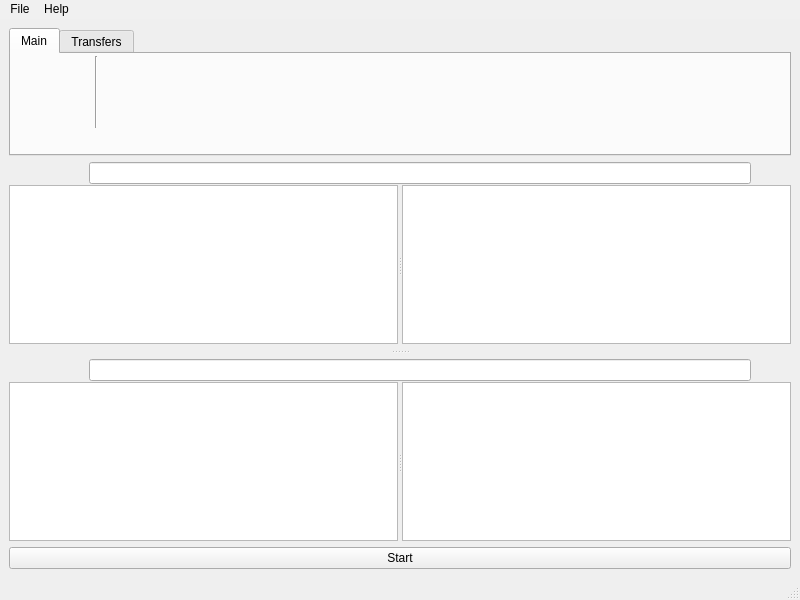
Before: the Qt Designer form gvDataBackup_MainWindow.ui in geoffvargo/gvDataBackup, drawn with Qt 5.
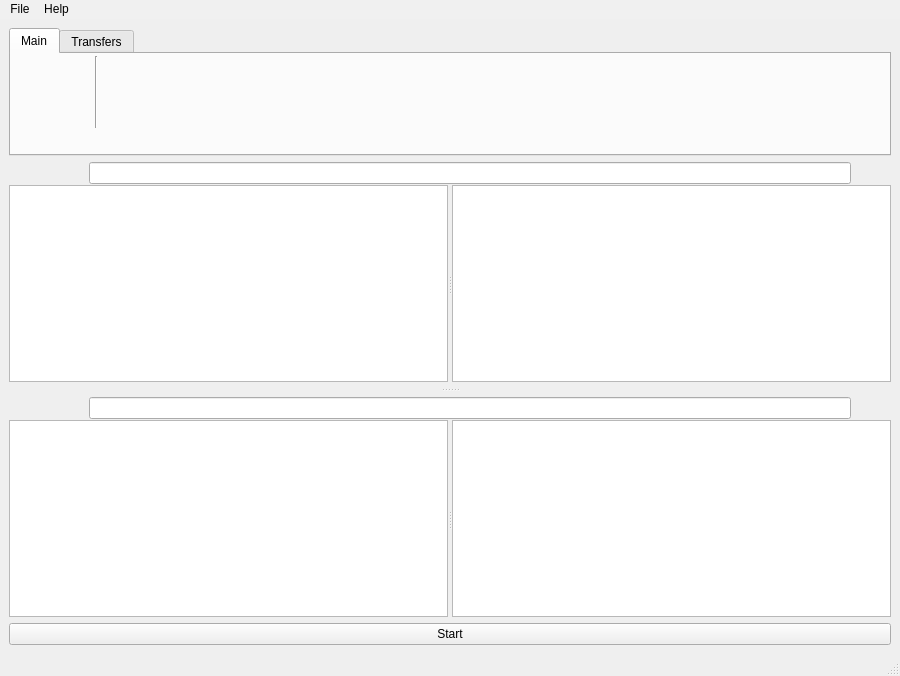
After: the same form once the commit is applied. Icons and pictures are not drawn.

What changed in the file:
```diff
--- a/gvDataBackup_MainWindow.ui
+++ b/gvDataBackup_MainWindow.ui
@@ -6,12 +6,12 @@
             <rect>
                 <x>0</x>
                 <y>0</y>
-                <width>800</width>
-                <height>600</height>
+    <width>900</width>
+    <height>676</height>
             </rect>
         </property>
         <property name="sizePolicy">
-            <sizepolicy hsizetype="Expanding" vsizetype="Preferred">
+   <sizepolicy hsizetype="Fixed" vsizetype="Fixed">
                 <horstretch>0</horstretch>
                 <verstretch>0</verstretch>
             </sizepolicy>
@@ -484,7 +484,7 @@
                 <rect>
                     <x>0</x>
                     <y>0</y>
-                    <width>800</width>
+     <width>900</width>
                     <height>25</height>
                 </rect>
             </property>
```
Left out of the diff: 21 changed lines with no effect on the pictures. Lines whose indentation alone changed are shown as unchanged.
